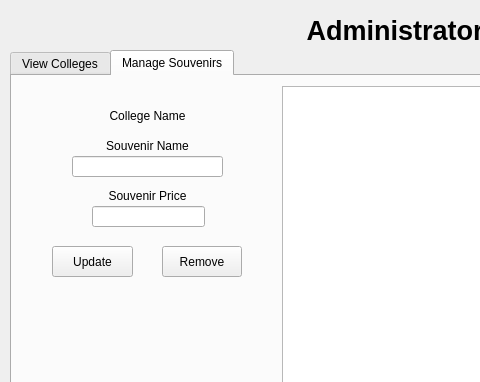
The window that admin.ui (Rthiskidw/Project1-CollegeTouring) describes before a commit, drawn with Qt 5; both pictures show x 0 to 480 and y 0 to 382 of the 900 by 667 pixel window.
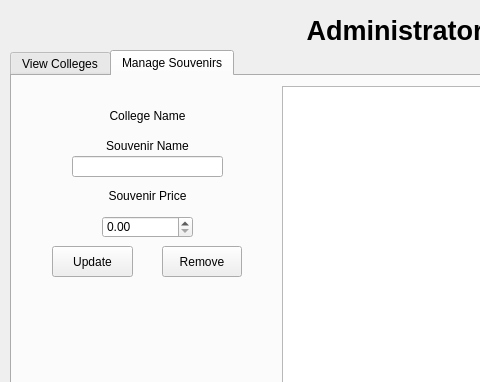
The same window after the commit. The open tabs and pages were chosen to show the change.

Commit message: Fixed cost input issue

Diff of the .ui file:
```diff
--- a/admin.ui
+++ b/admin.ui
@@ -219,13 +219,13 @@
       <string>Add Souvenir</string>
      </property>
     </widget>
-    <widget class="QLineEdit" name="lineEdit_souvenirPrice">
+    <widget class="QDoubleSpinBox" name="doubleSpinBox_cost">
      <property name="geometry">
       <rect>
-       <x>80</x>
-       <y>130</y>
-       <width>113</width>
-       <height>21</height>
+       <x>90</x>
+       <y>140</y>
+       <width>91</width>
+       <height>22</height>
       </rect>
      </property>
     </widget>
```
Left out of the diff: 2 changed lines with no effect on the pictures. The commit also changes 11 other files.
